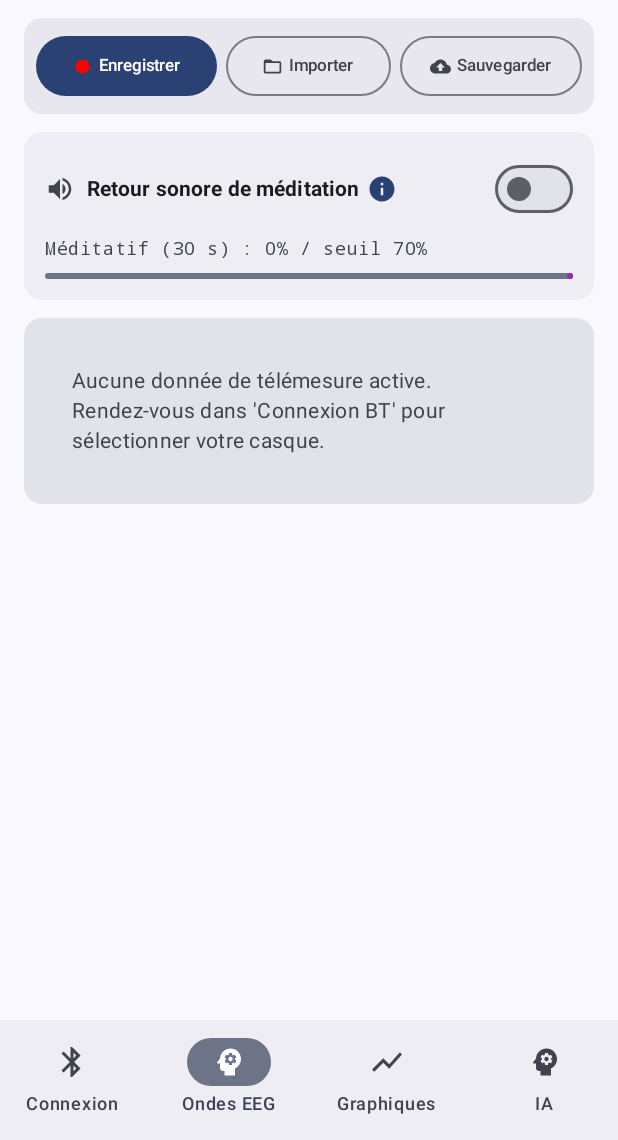
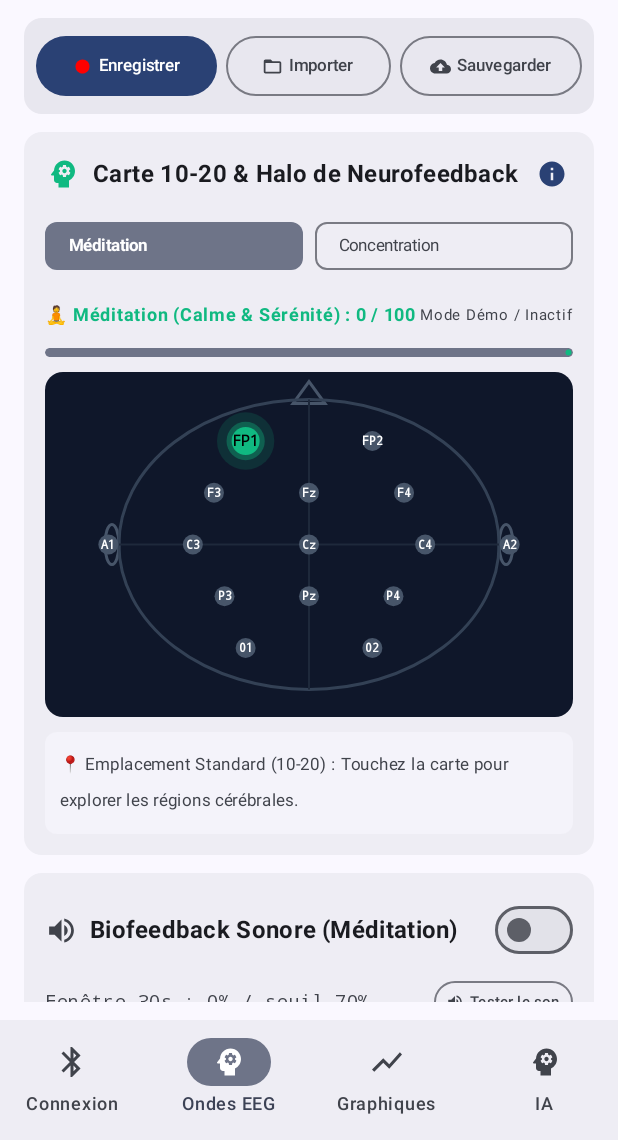
Before and after one commit to quarkgluant/my_brain_live, an Android app built with Jetpack Compose: the screen it shows after launch (MainActivity), item 2 of the bottom bar chosen, on a phone screen of 412 x 824 dp, the part 96-1236 px from its top. Run offline under Robolectric (Android 15) with nearby library versions, the phone set to English and light mode, and no system bars.

Commit message:
Enhance Neurofeedback with Concentration mode, media volume audio synthesis, and interactive 2D brain map with 10-20 electrode positioning

```diff
--- /dev/null
+++ b/app/src/main/java/com/example/mybrainlive/ui/BrainMapComponent.kt
@@ -0,0 +1,508 @@
+package com.example.mybrainlive.ui
+
+import androidx.compose.animation.core.RepeatMode
+import androidx.compose.animation.core.animateFloat
+import androidx.compose.animation.core.infiniteRepeatable
+import androidx.compose.animation.core.rememberInfiniteTransition
+import androidx.compose.animation.core.tween
+import androidx.compose.foundation.Canvas
+import androidx.compose.foundation.background
+import androidx.compose.foundation.clickable
+import androidx.compose.foundation.gestures.detectTapGestures
+import androidx.compose.foundation.layout.Arrangement
+import androidx.compose.foundation.layout.Box
+import androidx.compose.foundation.layout.Column
+import androidx.compose.foundation.layout.PaddingValues
+import androidx.compose.foundation.layout.Row
+import androidx.compose.foundation.layout.Spacer
+import androidx.compose.foundation.layout.fillMaxSize
+import androidx.compose.foundation.layout.fillMaxWidth
+import androidx.compose.foundation.layout.height
+import androidx.compose.foundation.layout.padding
+import androidx.compose.foundation.layout.size
+import androidx.compose.foundation.layout.width
+import androidx.compose.foundation.shape.CircleShape
+import androidx.compose.foundation.shape.RoundedCornerShape
+import androidx.compose.material.icons.Icons
+import androidx.compose.material.icons.automirrored.filled.VolumeUp
+import androidx.compose.material.icons.filled.Info
+import androidx.compose.material.icons.filled.Place
+import androidx.compose.material.icons.filled.Psychology
+import androidx.compose.material.icons.filled.VolumeUp
+import androidx.compose.material3.Button
+import androidx.compose.material3.ButtonDefaults
+import androidx.compose.material3.Card
+import androidx.compose.material3.CardDefaults
+import androidx.compose.material3.FilterChip
+import androidx.compose.material3.Icon
+import androidx.compose.material3.LinearProgressIndicator
+import androidx.compose.material3.MaterialTheme
+import androidx.compose.material3.OutlinedButton
+import androidx.compose.material3.Slider
+import androidx.compose.material3.Surface
+import androidx.compose.material3.Switch
+import androidx.compose.material3.Text
+import androidx.compose.runtime.Composable
+import androidx.compose.runtime.getValue
+import androidx.compose.runtime.mutableStateOf
+import androidx.compose.runtime.remember
+import androidx.compose.runtime.setValue
+import androidx.compose.ui.Alignment
+import androidx.compose.ui.Modifier
+import androidx.compose.ui.draw.clip
+import androidx.compose.ui.geometry.Offset
+import androidx.compose.ui.geometry.Size
+import androidx.compose.ui.graphics.Color
+import androidx.compose.ui.graphics.Path
+import androidx.compose.ui.graphics.drawscope.Stroke
+import androidx.compose.ui.input.pointer.pointerInput
+import androidx.compose.ui.platform.LocalContext
+import androidx.compose.ui.text.TextStyle
+import androidx.compose.ui.text.drawText
+import androidx.compose.ui.text.font.FontFamily
+import androidx.compose.ui.text.font.FontWeight
+import androidx.compose.ui.text.rememberTextMeasurer
+import androidx.compose.ui.text.style.TextAlign
+import androidx.compose.ui.unit.dp
+import androidx.compose.ui.unit.sp
+import com.example.mybrainlive.audio.MeditationTonePlayer
+import com.example.mybrainlive.bluetooth.EegDeviceType
+import com.example.mybrainlive.bluetooth.EegTelemetry
+import com.example.mybrainlive.bluetooth.EegUiState
+import com.example.mybrainlive.bluetooth.EegViewModel
+import java.util.Locale
+
+enum class NeurofeedbackTarget(val label: String, val shortName: String) {
+    MEDITATION("🧘 Méditation (Calme & Sérénité)", "Méditation"),
+    CONCENTRATION("🎯 Concentration (Focus & Attention)", "Concentration")
+}
+
+// 10-20 Standard Positions on Normalized 2D Grid (x: 0..1, y: 0..1)
+data class BrainNodePosition(
+    val name: String,
+    val description: String,
+    val normX: Float,
+    val normY: Float
+)
+
+object Standard1020Nodes {
+    val NODES = listOf(
+        BrainNodePosition("FP1", "Frontal Pole Gauche (Att/Méd)", 0.38f, 0.20f),
+        BrainNodePosition("FP2", "Frontal Pole Droit", 0.62f, 0.20f),
+        BrainNodePosition("F3", "Frontal Gauche", 0.32f, 0.35f),
+        BrainNodePosition("Fz", "Frontal Médian (Focus)", 0.50f, 0.35f),
+        BrainNodePosition("F4", "Frontal Droit", 0.68f, 0.35f),
+        BrainNodePosition("C3", "Central Gauche (Moteur)", 0.28f, 0.50f),
+        BrainNodePosition("Cz", "Sommet Cérébral", 0.50f, 0.50f),
+        BrainNodePosition("C4", "Central Droit", 0.72f, 0.50f),
+        BrainNodePosition("P3", "Pariétal Gauche", 0.34f, 0.65f),
+        BrainNodePosition("Pz", "Pariétal Médian", 0.50f, 0.65f),
+        BrainNodePosition("P4", "Pariétal Droit", 0.66f, 0.65f),
+        BrainNodePosition("O1", "Occipital Gauche (Alpha)", 0.38f, 0.80f),
+        BrainNodePosition("O2", "Occipital Droit (Alpha)", 0.62f, 0.80f),
+        BrainNodePosition("A1", "Oreille Gauche (Référence)", 0.12f, 0.50f),
+        BrainNodePosition("A2", "Oreille Droite (Masse)", 0.88f, 0.50f)
+    )
+}
+
+@Composable
+fun InteractiveBrainMapCard(
+    uiState: EegUiState,
+    viewModel: EegViewModel
+) {
+    var selectedNodeForPlux by remember { mutableStateOf("FP1") }
+
+    val telemetry = uiState.latestTelemetry
+    val target = uiState.neurofeedbackTarget
+    val score = when (target) {
+        NeurofeedbackTarget.MEDITATION -> telemetry?.meditation ?: 0
+        NeurofeedbackTarget.CONCENTRATION -> telemetry?.attention ?: 0
+    }
+
+    val activeColor = when (target) {
+        NeurofeedbackTarget.CONCENTRATION -> Color(0xFFFFB300) // Gold/Yellow for Concentration
+        NeurofeedbackTarget.MEDITATION -> Color(0xFF10B981)   // Emerald Green for Meditation
+    }
+
+    Card(
+        colors = CardDefaults.cardColors(
+            containerColor = MaterialTheme.colorScheme.surfaceContainer
+        ),
+        modifier = Modifier.fillMaxWidth()
+    ) {
+        Column(
+            modifier = Modifier.padding(14.dp),
+            verticalArrangement = Arrangement.spacedBy(10.dp)
+        ) {
+            // Header
+            Row(
+                modifier = Modifier.fillMaxWidth(),
+                horizontalArrangement = Arrangement.SpaceBetween,
+                verticalAlignment = Alignment.CenterVertically
+            ) {
+                Row(verticalAlignment = Alignment.CenterVertically) {
+                    Icon(
+                        imageVector = Icons.Default.Psychology,
+                        contentDescription = null,
+                        tint = activeColor,
+                        modifier = Modifier.size(24.dp)
+                    )
+                    Spacer(modifier = Modifier.width(8.dp))
+                    Text(
+                        text = "Carte 10-20 & Halo de Neurofeedback",
+                        fontWeight = FontWeight.Bold,
+                        style = MaterialTheme.typography.titleMedium
+                    )
+                }
+                EducationalHelpButton(topic = EducationalTopics.RAW_WAVE)
+            }
+
+            // Target Selector: Concentration vs Méditation
+            Row(
+                modifier = Modifier.fillMaxWidth(),
+                horizontalArrangement = Arrangement.spacedBy(8.dp)
+            ) {
+                NeurofeedbackTarget.entries.forEach { t ->
+                    val isSelected = uiState.neurofeedbackTarget == t
+                    FilterChip(
+                        selected = isSelected,
+                        onClick = { viewModel.setNeurofeedbackTarget(t) },
+                        label = {
+                            Text(
+                                text = t.shortName,
+                                fontSize = 11.sp,
+                                fontWeight = if (isSelected) FontWeight.Bold else FontWeight.Normal
+                            )
+                        },
+                        modifier = Modifier.weight(1f)
+                    )
+                }
+            }
+
+            // Live score indicator
+            Row(
+                modifier = Modifier.fillMaxWidth(),
+                horizontalArrangement = Arrangement.SpaceBetween,
+                verticalAlignment = Alignment.CenterVertically
+            ) {
+                Text(
+                    text = "${target.label} : $score / 100",
+                    fontWeight = FontWeight.Bold,
+                    fontSize = 12.sp,
+                    color = activeColor
+                )
+                Text(
+                    text = if (telemetry?.isHeadsetConnected == true) "Signal Actif" else "Mode Démo / Inactif",
+                    fontSize = 10.sp,
+                    color = MaterialTheme.colorScheme.onSurfaceVariant
+                )
+            }
+
+            LinearProgressIndicator(
+                progress = { score / 100f },
+                modifier = Modifier
+                    .fillMaxWidth()
+                    .height(6.dp)
+                    .clip(RoundedCornerShape(3.dp)),
+                color = activeColor
+            )
+
+            // Interactive Canvas Skull Map
+            BrainMapCanvas(
+                deviceType = telemetry?.deviceType ?: EegDeviceType.MINDWAVE_MOBILE,
+                target = target,
+                score = score,
+                selectedNode = selectedNodeForPlux,
+                onNodeSelected = { nodeName -> selectedNodeForPlux = nodeName }
+            )
+
+            // Information & Placement Guide
+            Surface(
+                color = MaterialTheme.colorScheme.surfaceContainerLow,
+                shape = RoundedCornerShape(8.dp),
+                modifier = Modifier.fillMaxWidth()
+            ) {
+                Column(modifier = Modifier.padding(10.dp)) {
+                    Text(
+                        text = when (telemetry?.deviceType) {
+                            EegDeviceType.MINDWAVE_MOBILE, EegDeviceType.BRAINLINK_LITE ->
+                                "📍 Emplacement Fixe : Électrode frontale positionnée en FP1 (Front Gauche) + Clip de référence oreille A1."
+                            EegDeviceType.PLUX, EegDeviceType.GENERIC ->
+                                "📍 Emplacement Libre (BITalino / PLUX) : Touchez un nœud 10-20 sur la carte pour repositionner le canal ($selectedNodeForPlux)."
+                            null ->
+                                "📍 Emplacement Standard (10-20) : Touchez la carte pour explorer les régions cérébrales."
+                        },
+                        fontSize = 11.sp,
+                        color = MaterialTheme.colorScheme.onSurfaceVariant
+                    )
+                }
+            }
+        }
+    }
+}
+
+@Composable
+fun BrainMapCanvas(
+    deviceType: EegDeviceType,
+    target: NeurofeedbackTarget,
+    score: Int,
+    selectedNode: String,
+    onNodeSelected: (String) -> Unit
+) {
+    val textMeasurer = rememberTextMeasurer()
+
+    // Pulse animation for active halo
+    val infiniteTransition = rememberInfiniteTransition(label = "haloPulse")
+    val pulseScale by infiniteTransition.animateFloat(
+        initialValue = 0.85f,
+        targetValue = 1.15f,
+        animationSpec = infiniteRepeatable(
+            animation = tween(1000),
+            repeatMode = RepeatMode.Reverse
+        ),
+        label = "pulseScale"
+    )
+
+    val activeColor = when (target) {
+        NeurofeedbackTarget.CONCENTRATION -> Color(0xFFFFC107) // Gold/Yellow
+        NeurofeedbackTarget.MEDITATION -> Color(0xFF10B981)   // Emerald Green
+    }
+
+    Box(
+        modifier = Modifier
+            .fillMaxWidth()
+            .height(230.dp)
+            .clip(RoundedCornerShape(12.dp))
+            .background(Color(0xFF0F172A))
+    ) {
+        Canvas(
+            modifier = Modifier
+                .fillMaxSize()
+                .pointerInput(Unit) {
+                    detectTapGestures { offset ->
+                        val w = size.width.toFloat()
+                        val h = size.height.toFloat()
+                        // Find closest node to tap offset
+                        val closest = Standard1020Nodes.NODES.minByOrNull { node ->
+                            val nx = node.normX * w
+                            val ny = node.normY * h
+                            (offset.x - nx) * (offset.x - nx) + (offset.y - ny) * (offset.y - ny)
+                        }
+                        if (closest != null) {
+                            onNodeSelected(closest.name)
+                        }
+                    }
+                }
+        ) {
+            val w = size.width
+            val h = size.height
+
+            val cx = w / 2f
+            val cy = h / 2f
+            val headRadiusX = w * 0.36f
+            val headRadiusY = h * 0.42f
+
+            // 1. Draw Skull Outline (Nose + Ears + Head)
+            // Nose triangle at top
+            val nosePath = Path().apply {
+                moveTo(cx - 16f, cy - headRadiusY + 4f)
+                lineTo(cx, cy - headRadiusY - 18f)
+                lineTo(cx + 16f, cy - headRadiusY + 4f)
+                close()
+            }
+            drawPath(nosePath, color = Color(0xFF475569), style = Stroke(width = 3f))
+
+            // Left Ear
+            drawOval(
+                color = Color(0xFF475569),
+                topLeft = Offset(cx - headRadiusX - 14f, cy - 20f),
+                size = Size(14f, 40f),
+                style = Stroke(width = 3f)
+            )
+
+            // Right Ear
+            drawOval(
+                color = Color(0xFF475569),
+                topLeft = Offset(cx + headRadiusX, cy - 20f),
+                size = Size(14f, 40f),
+                style = Stroke(width = 3f)
+            )
+
+            // Main Head Outline
+            drawOval(
+                color = Color(0xFF334155),
+                topLeft = Offset(cx - headRadiusX, cy - headRadiusY),
+                size = Size(headRadiusX * 2f, headRadiusY * 2f),
+                style = Stroke(width = 3f)
+            )
+
+            // 2. Draw 10-20 Grid Lines
+            val gridColor = Color(0xFF1E293B)
+            drawLine(gridColor, Offset(cx - headRadiusX, cy), Offset(cx + headRadiusX, cy), strokeWidth = 2f)
+            drawLine(gridColor, Offset(cx, cy - headRadiusY), Offset(cx, cy + headRadiusY), strokeWidth = 2f)
+
+            // 3. Render 10-20 Nodes & Heatmap Glow
+            Standard1020Nodes.NODES.forEach { node ->
+                val nx = node.normX * w
+                val ny = node.normY * h
+
+                val isActiveElectrode = when (deviceType) {
+                    EegDeviceType.MINDWAVE_MOBILE, EegDeviceType.BRAINLINK_LITE -> node.name == "FP1"
+                    EegDeviceType.PLUX, EegDeviceType.GENERIC -> node.name == selectedNode
+                }
+
+                // Halo Effect if Active Electrode
+                if (isActiveElectrode) {
+                    val haloRadius = (22f + (score * 0.25f)) * pulseScale
+                    drawCircle(
+                        color = activeColor.copy(alpha = 0.35f),
+                        radius = haloRadius,
+                        center = Offset(nx, ny)
+                    )
+                    drawCircle(
+                        color = activeColor.copy(alpha = 0.15f),
+                        radius = haloRadius * 1.5f,
+                        center = Offset(nx, ny)
+                    )
+                }
+
+                // Node Circle
+                val circleColor = if (isActiveElectrode) activeColor else Color(0xFF475569)
+                val nodeRadius = if (isActiveElectrode) 14f else 10f
+
+                drawCircle(
+                    color = circleColor,
+                    radius = nodeRadius,
+                    center = Offset(nx, ny)
+                )
+
+                // Label Text inside/above node
+                val textLayoutResult = textMeasurer.measure(
+                    text = node.name,
+                    style = TextStyle(
+                        fontSize = (if (isActiveElectrode) 10 else 8).sp,
+                        fontWeight = FontWeight.Bold,
+                        color = if (isActiveElectrode) Color.Black else Color.White,
+                        fontFamily = FontFamily.Monospace
+                    )
+                )
+
+                drawText(
+                    textLayoutResult = textLayoutResult,
+                    topLeft = Offset(
+                        nx - (textLayoutResult.size.width / 2f),
+                        ny - (textLayoutResult.size.height / 2f)
+                    )
+                )
+            }
+        }
+    }
+}
+
+@Composable
+fun NeurofeedbackAudioControlCard(
+    uiState: EegUiState,
+    viewModel: EegViewModel
+) {
+    val target = uiState.neurofeedbackTarget
+    val isConcentration = target == NeurofeedbackTarget.CONCENTRATION
+
+    Card(
+        colors = CardDefaults.cardColors(
+            containerColor = if (uiState.isMeditatingState && uiState.audioFeedbackEnabled)
+                Color(0xFF1B3A2A) else MaterialTheme.colorScheme.surfaceContainer
+        ),
+        modifier = Modifier.fillMaxWidth()
+    ) {
+        Column(
+            modifier = Modifier.padding(14.dp),
+            verticalArrangement = Arrangement.spacedBy(10.dp)
+        ) {
+            Row(
+                modifier = Modifier.fillMaxWidth(),
+                horizontalArrangement = Arrangement.SpaceBetween,
+                verticalAlignment = Alignment.CenterVertically
+            ) {
+                Row(verticalAlignment = Alignment.CenterVertically) {
+                    Icon(
+                        imageVector = Icons.AutoMirrored.Filled.VolumeUp,
+                        contentDescription = null,
+                        tint = if (uiState.audioFeedbackEnabled) Color(0xFF7B1FA2) else MaterialTheme.colorScheme.onSurfaceVariant,
+                        modifier = Modifier.size(22.dp)
+                    )
+                    Spacer(modifier = Modifier.width(8.dp))
+                    Text(
+                        text = "Biofeedback Sonore (${target.shortName})",
+                        fontWeight = FontWeight.Bold,
+                        style = MaterialTheme.typography.titleMedium
+                    )
+                }
+                Switch(
+                    checked = uiState.audioFeedbackEnabled,
+                    onCheckedChange = { viewModel.toggleAudioFeedback() }
+                )
+            }
+
+            // Audio Test Button
+            Row(
+                modifier = Modifier.fillMaxWidth(),
+                horizontalArrangement = Arrangement.SpaceBetween,
+                verticalAlignment = Alignment.CenterVertically
+            ) {
+                Text(
+                    text = String.format(
+                        Locale.US,
+                        "Fenêtre 30s : %d%% / seuil %d%%",
+                        uiState.meditationWindowPercent.toInt(),
+                        uiState.meditationPercentThreshold
+                    ),
+                    style = MaterialTheme.typography.bodySmall,
+                    fontFamily = FontFamily.Monospace,
+                    color = MaterialTheme.colorScheme.onSurfaceVariant
+                )
+
+                OutlinedButton(
+                    onClick = {
+                        MeditationTonePlayer.playTone(isConcentration = isConcentration)
+                    },
+                    contentPadding = PaddingValues(horizontal = 8.dp, vertical = 2.dp),
+                    modifier = Modifier.height(28.dp)
+                ) {
+                    Icon(Icons.AutoMirrored.Filled.VolumeUp, contentDescription = null, modifier = Modifier.size(12.dp))
+                    Spacer(modifier = Modifier.width(4.dp))
+                    Text("Tester le son", fontSize = 10.sp)
+                }
+            }
+
+            LinearProgressIndicator(
+                progress = { uiState.meditationWindowPercent / 100f },
+                modifier = Modifier.fillMaxWidth(),
+                color = if (isConcentration) Color(0xFFFFB300) else Color(0xFF10B981)
+            )
+
+            if (uiState.audioFeedbackEnabled) {
+                Text(
+                    text = "Seuil ${target.shortName} requis : ≥ ${uiState.meditationSampleThreshold}/100",
+                    style = MaterialTheme.typography.bodySmall,
+                    color = MaterialTheme.colorScheme.onSurfaceVariant
+                )
+                Slider(
+                    value = uiState.meditationSampleThreshold.toFloat(),
+                    onValueChange = { viewModel.setMeditationSampleThreshold(it.toInt()) },
+                    valueRange = 20f..90f
+                )
+
+                Text(
+                    text = "Pourcentage requis sur 30 secondes : ≥ ${uiState.meditationPercentThreshold}%",
+                    style = MaterialTheme.typography.bodySmall,
+                    color = MaterialTheme.colorScheme.onSurfaceVariant
+                )
+                Slider(
+                    value = uiState.meditationPercentThreshold.toFloat(),
+                    onValueChange = { viewModel.setMeditationPercentThreshold(it.toInt()) },
+                    valueRange = 30f..100f
+                )
+            }
+        }
+    }
+}
--- a/app/src/main/java/com/example/mybrainlive/ui/EegDashboardScreen.kt
+++ b/app/src/main/java/com/example/mybrainlive/ui/EegDashboardScreen.kt
@@ -475,7 +475,11 @@ fun EegDashboardScreen(viewModel: EegViewModel) {
                         }
 
                         item {
-                            MeditationAudioCard(uiState = uiState, viewModel = viewModel)
+                            InteractiveBrainMapCard(uiState = uiState, viewModel = viewModel)
+                        }
+
+                        item {
+                            NeurofeedbackAudioControlCard(uiState = uiState, viewModel = viewModel)
                         }
 
                         item {
--- a/gradle/libs.versions.toml
+++ b/gradle/libs.versions.toml
@@ -1,5 +1,5 @@
 [versions]
-agp = "9.5.0"
+agp = "9.5.1"
 coreKtx = "1.10.1"
 junit = "4.13.2"
 junitVersion = "1.1.5"
```
Also changed, not shown: app/src/main/java/com/example/mybrainlive/audio/MeditationTonePlayer.kt (+42 -21 lines), app/src/main/java/com/example/mybrainlive/bluetooth/EegViewModel.kt (+30 -15 lines).
